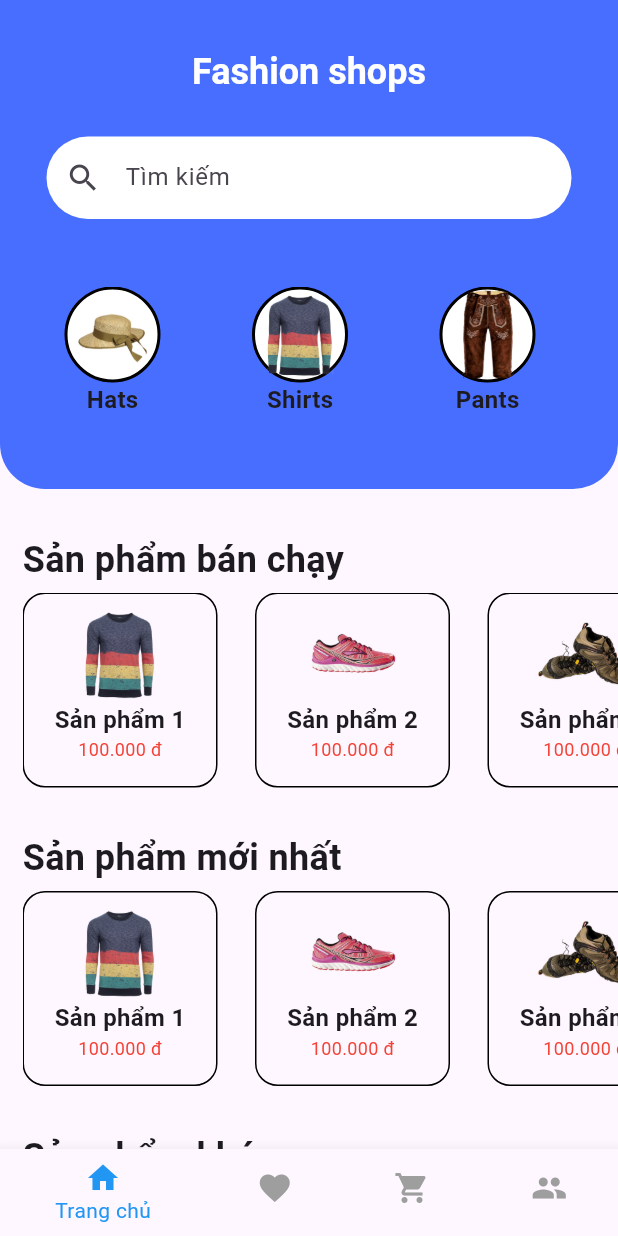
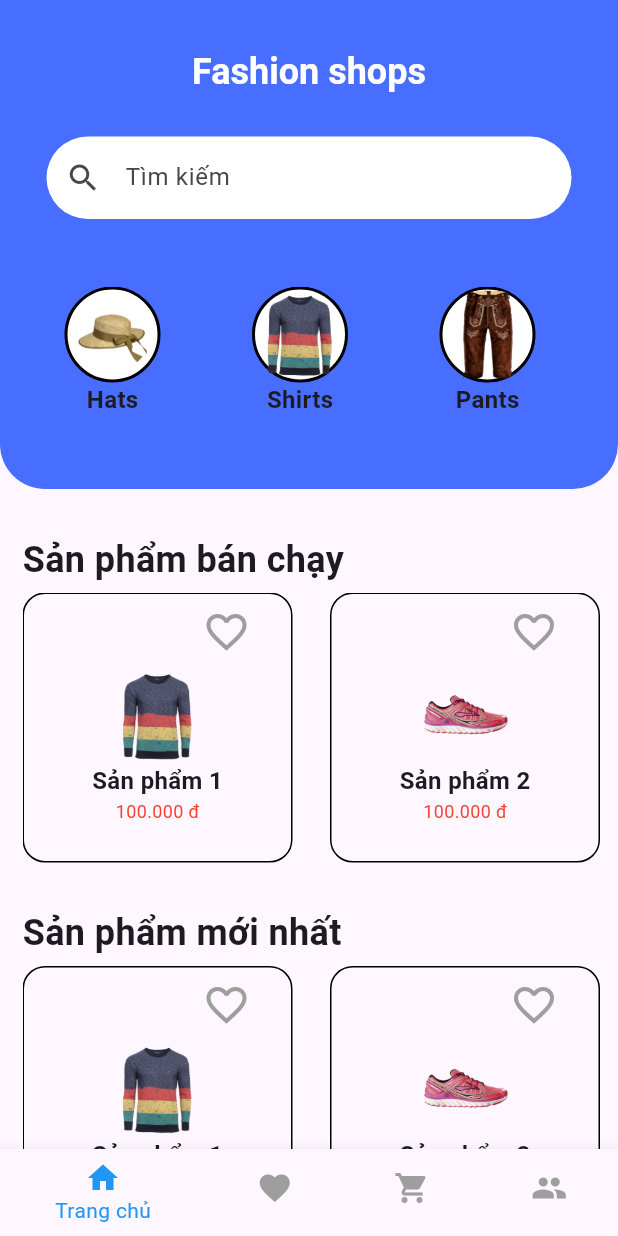
Before and after one commit to paradise07102002/clothing-store, a Flutter app: the screen it shows after launch, on a phone screen of 412 x 824 dp. Run offline on Flutter 3.47's test engine with Material 3 defaults, Android fonts, the light colour scheme and no system bars.

Commit message:
icon favorite for product

```diff
--- a/lib/pages/home_page.dart
+++ b/lib/pages/home_page.dart
@@ -174,18 +174,40 @@ class ProductItemWidget extends StatefulWidget {
   State<ProductItemWidget> createState() => _ProductItemWidget();
 }
 class _ProductItemWidget extends State<ProductItemWidget>{
+  bool _isFavorite = false;
+
+  void _tonggleFavorite() {
+    setState(() {
+      _isFavorite = !_isFavorite;
+    });
+  }
 
   @override
   Widget build(BuildContext context){
     return Container(
+      width: 128.0,
+      height: 128.0,
       decoration: BoxDecoration(
         borderRadius: const BorderRadius.all(Radius.circular(15.0)),
         border: Border.all(color: Colors.black, width: 1.0),
       ),
       child: Padding(
-        padding: const EdgeInsets.all(8.0),
+        padding: const EdgeInsets.all(1.0),
         child: Column(
           children: [
+            Row(
+              children: [
+                SizedBox(width: 110.0,),
+                IconButton(
+                  icon: Icon(
+                    _isFavorite ? Icons.favorite : Icons.favorite_border,
+                    color: _isFavorite ? Colors.red : Colors.grey,
+                  ),
+                  onPressed: _tonggleFavorite,
+                  iconSize: 32.0,
+                ),
+              ],
+            ),
             Image.asset(widget.product.imageURL, width: 64.0, height: 64.0,),
             Text(widget.product.name, style: const TextStyle(fontSize: 16.0, fontWeight: FontWeight.bold),),
             Text(widget.product.price, style: const TextStyle(fontSize: 12.0, color: Colors.red),),
@@ -217,7 +239,7 @@ class _ProductListWidget extends State<ProductListWidget>{
           Text(widget.title, style: const TextStyle(fontSize: 24.0, fontWeight: FontWeight.bold),),
           const SizedBox(height: 5.0,),
           SizedBox(
-            height: 130.0,
+            height: 180.0,
             width: double.infinity,
             child: GridView.builder(
               scrollDirection: Axis.horizontal,
```
